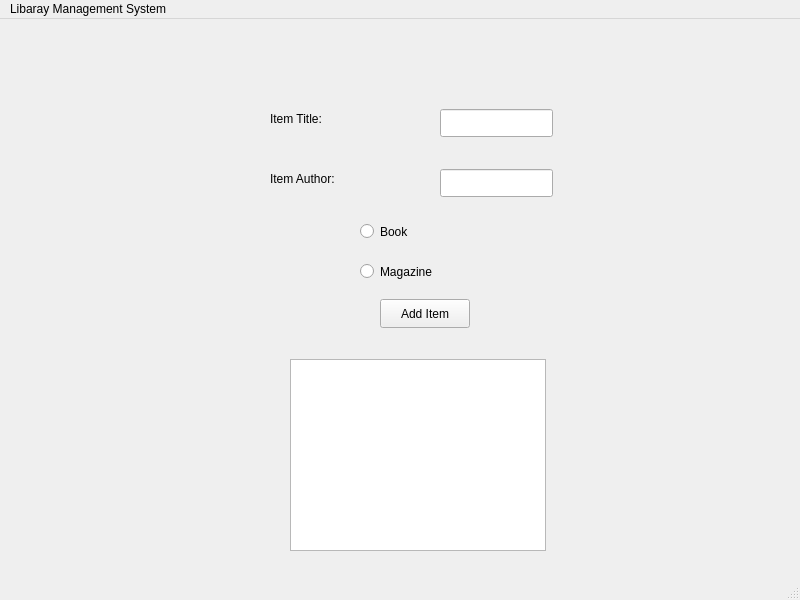
This is librarymainwindow.ui in BusangM/Windows-Based-Library-System as Qt 5 draws it before an edit. The edited form follows.
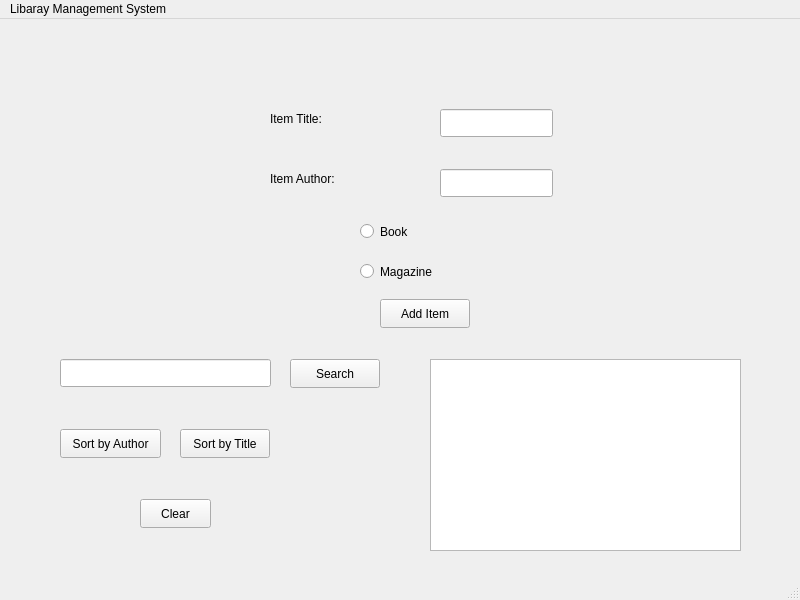
This is the edited form.

Commit message:
feat: Implement search and sort functionality with input validation
- Add search functionality to filter books and magazines by title
- Implement sort by title and sort by author features
- Add clear button to reset list display
- Include input validation with popup error messages for empty fields
- Connect all UI buttons with proper event handlers
- Add real-time storage counter display in window title
- Complete Qt Lists and Containers requirement implementation

Patch:
```diff
--- a/librarymainwindow.ui
+++ b/librarymainwindow.ui
@@ -56,9 +56,9 @@
    <widget class="QListWidget" name="listWidget">
     <property name="geometry">
      <rect>
-      <x>290</x>
+      <x>430</x>
       <y>340</y>
-      <width>256</width>
+      <width>311</width>
       <height>192</height>
      </rect>
     </property>
@@ -115,6 +115,68 @@
      <string>Magazine</string>
     </property>
    </widget>
+   <widget class="QLineEdit" name="lineEdit_3">
+    <property name="geometry">
+     <rect>
+      <x>60</x>
+      <y>340</y>
+      <width>211</width>
+      <height>28</height>
+     </rect>
+    </property>
+   </widget>
+   <widget class="QPushButton" name="pushButton_2">
+    <property name="geometry">
+     <rect>
+      <x>180</x>
+      <y>410</y>
+      <width>90</width>
+      <height>29</height>
+     </rect>
+    </property>
+    <property name="text">
+     <string>Sort by Title</string>
+    </property>
+   </widget>
+   <widget class="QPushButton" name="pushButton_3">
+    <property name="geometry">
+     <rect>
+      <x>60</x>
+      <y>410</y>
+      <width>101</width>
+      <height>29</height>
+     </rect>
+    </property>
+    <property name="text">
+     <string>Sort by Author</string>
+    </property>
+   </widget>
+   <widget class="QPushButton" name="pushButton_4">
+    <property name="geometry">
+     <rect>
+      <x>140</x>
+      <y>480</y>
+      <width>71</width>
+      <height>29</height>
+     </rect>
+    </property>
+    <property name="text">
+     <string>Clear</string>
+    </property>
+   </widget>
+   <widget class="QPushButton" name="pushButton_5">
+    <property name="geometry">
+     <rect>
+      <x>290</x>
+      <y>340</y>
+      <width>90</width>
+      <height>29</height>
+     </rect>
+    </property>
+    <property name="text">
+     <string>Search</string>
+    </property>
+   </widget>
   </widget>
   <widget class="QMenuBar" name="menubar">
    <property name="geometry">
```
The commit also changes 76 other files.
